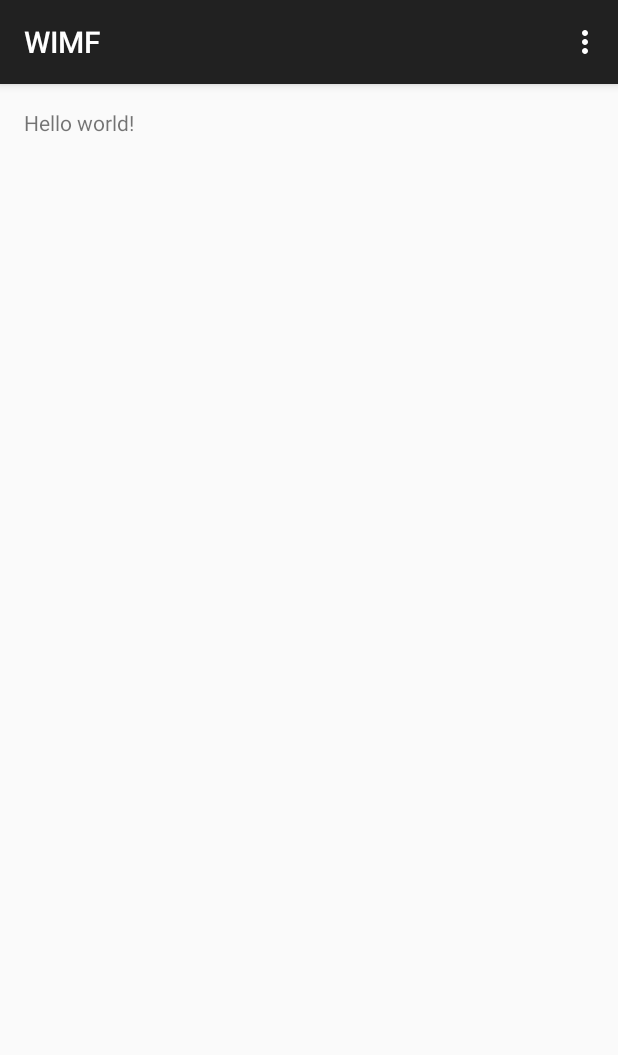
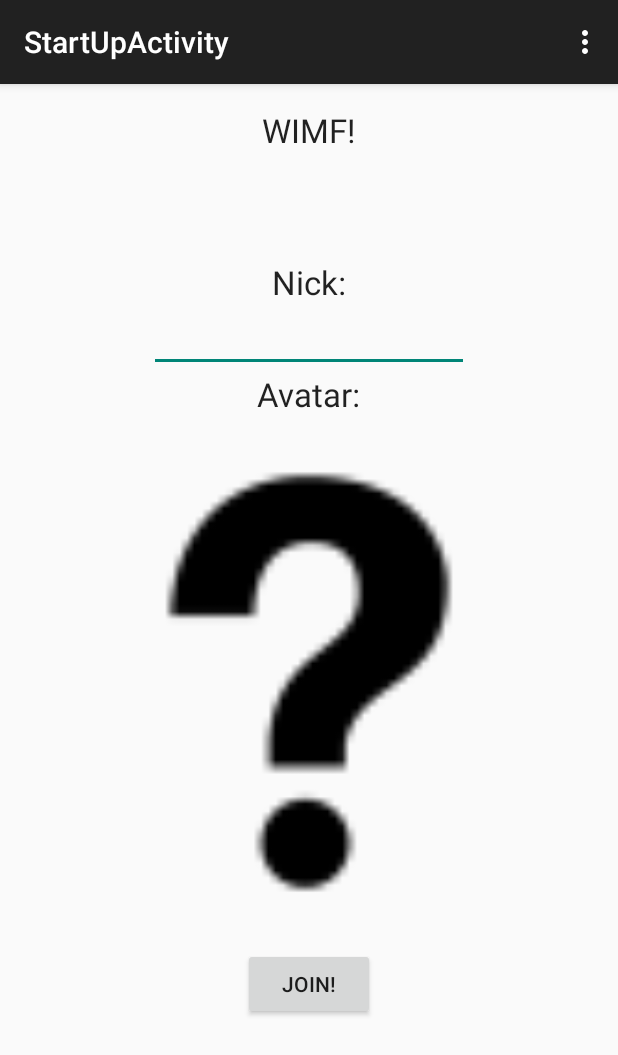
Before and after one commit to loganek/wimf, an Android app: the screen it shows after launch (MainActivity before the commit, StartUpActivity after it), on a phone screen of 412 x 824 dp. Shown: the top 1055 px of the screen. Run offline under Robolectric (Android 15) with nearby library versions, the phone set to English and light mode, and no system bars.

Commit message:
android-client: add startup page

```diff
--- a/src/android-client/app/src/main/AndroidManifest.xml
+++ b/src/android-client/app/src/main/AndroidManifest.xml
@@ -10,6 +10,10 @@
         <activity
             android:name=".MainActivity"
             android:label="@string/app_name" >
+        </activity>
+        <activity
+            android:name=".StartUpActivity"
+            android:label="@string/title_activity_start_up" >
             <intent-filter>
                 <action android:name="android.intent.action.MAIN" />
 
--- /dev/null
+++ b/src/android-client/app/src/main/java/eu/cookandcommit/wimf/wimf/StartUpActivity.java
@@ -0,0 +1,67 @@
+package eu.cookandcommit.wimf.wimf;
+
+import android.app.AlertDialog;
+import android.content.DialogInterface;
+import android.support.v7.app.AppCompatActivity;
+import android.os.Bundle;
+import android.text.TextUtils;
+import android.view.Menu;
+import android.view.MenuItem;
+import android.view.View;
+import android.widget.Button;
+import android.widget.EditText;
+
+public class StartUpActivity extends AppCompatActivity {
+    private EditText nickEditText;
+
+    @Override
+    protected void onCreate(Bundle savedInstanceState) {
+        super.onCreate(savedInstanceState);
+        setContentView(R.layout.activity_start_up);
+
+        nickEditText = (EditText) findViewById(R.id.nickEditText);
+
+        final Button button = (Button) findViewById(R.id.joinButton);
+        button.setOnClickListener(new View.OnClickListener() {
+            public void onClick(View v) {
+                if (TextUtils.isEmpty(nickEditText.getText())) {
+                    new AlertDialog.Builder(StartUpActivity.this)
+                            .setTitle("Invalid nick")
+                            .setMessage("Nick name cannot be empty")
+                            .setPositiveButton(android.R.string.yes, new DialogInterface.OnClickListener() {
+                                @Override
+                                public void onClick(DialogInterface dialog, int which) {
+                                    // do nothing, just close this dialog
+                                }
+                            })
+                            .setIcon(android.R.drawable.ic_dialog_info)
+                            .show()
+                            .setCanceledOnTouchOutside(true);
+                }
+            }
+        });
+
+    }
+
+    @Override
+    public boolean onCreateOptionsMenu(Menu menu) {
+        // Inflate the menu; this adds items to the action bar if it is present.
+        getMenuInflater().inflate(R.menu.menu_start_up, menu);
+        return true;
+    }
+
+    @Override
+    public boolean onOptionsItemSelected(MenuItem item) {
+        // Handle action bar item clicks here. The action bar will
+        // automatically handle clicks on the Home/Up button, so long
+        // as you specify a parent activity in AndroidManifest.xml.
+        int id = item.getItemId();
+
+        //noinspection SimplifiableIfStatement
+        if (id == R.id.action_settings) {
+            return true;
+        }
+
+        return super.onOptionsItemSelected(item);
+    }
+}
--- /dev/null
+++ b/src/android-client/app/src/main/res/layout/activity_start_up.xml
@@ -0,0 +1,71 @@
+<RelativeLayout xmlns:android="http://schemas.android.com/apk/res/android"
+    xmlns:tools="http://schemas.android.com/tools" android:layout_width="match_parent"
+    android:layout_height="match_parent" android:paddingLeft="@dimen/activity_horizontal_margin"
+    android:paddingRight="@dimen/activity_horizontal_margin"
+    android:paddingTop="@dimen/activity_vertical_margin"
+    android:paddingBottom="@dimen/activity_vertical_margin"
+    tools:context="eu.cookandcommit.wimf.wimf.StartUpActivity">
+
+    <LinearLayout
+        android:orientation="vertical"
+        android:layout_width="match_parent"
+        android:layout_height="match_parent">
+
+        <TextView
+            android:layout_width="wrap_content"
+            android:layout_height="wrap_content"
+            android:textAppearance="?android:attr/textAppearanceLarge"
+            android:text="WIMF!"
+            android:id="@+id/textView3"
+            android:layout_gravity="center_horizontal" />
+
+        <TextView
+            android:layout_width="wrap_content"
+            android:layout_height="wrap_content"
+            android:textAppearance="?android:attr/textAppearanceLarge"
+            android:text="Nick:"
+            android:id="@+id/textView"
+            android:layout_alignParentTop="true"
+            android:layout_centerHorizontal="true"
+            android:layout_marginTop="72dp"
+            android:layout_gravity="center_horizontal" />
+
+        <EditText
+            android:layout_width="wrap_content"
+            android:layout_height="wrap_content"
+            android:inputType="text"
+            android:ems="10"
+            android:id="@+id/nickEditText"
+            android:layout_centerHorizontal="true"
+            android:layout_gravity="center_horizontal" />
+
+        <TextView
+            android:layout_width="wrap_content"
+            android:layout_height="wrap_content"
+            android:textAppearance="?android:attr/textAppearanceLarge"
+            android:text="Avatar:"
+            android:id="@+id/textView2"
+            android:layout_centerHorizontal="true"
+            android:layout_gravity="center_horizontal" />
+
+        <ImageView
+            android:layout_width="match_parent"
+            android:layout_height="wrap_content"
+            android:id="@+id/imageView"
+            android:src="@mipmap/anonymous"
+            android:layout_centerHorizontal="true"
+            android:layout_weight="1" />
+
+        <Button
+            android:layout_width="wrap_content"
+            android:layout_height="wrap_content"
+            android:text="Join!"
+            android:id="@+id/joinButton"
+            android:layout_alignParentBottom="true"
+            android:layout_centerHorizontal="true"
+            android:layout_marginBottom="128dp"
+            android:onClick="join_joinButton_click"
+            android:layout_gravity="center_horizontal" />
+    </LinearLayout>
+
+</RelativeLayout>
--- /dev/null
+++ b/src/android-client/app/src/main/res/menu/menu_start_up.xml
@@ -0,0 +1,7 @@
+<menu xmlns:android="http://schemas.android.com/apk/res/android"
+    xmlns:app="http://schemas.android.com/apk/res-auto"
+    xmlns:tools="http://schemas.android.com/tools"
+    tools:context="eu.cookandcommit.wimf.wimf.StartUpActivity">
+    <item android:id="@+id/action_settings" android:title="@string/action_settings"
+        android:orderInCategory="100" app:showAsAction="never" />
+</menu>
--- a/src/android-client/app/src/main/res/values/strings.xml
+++ b/src/android-client/app/src/main/res/values/strings.xml
@@ -3,4 +3,5 @@
 
     <string name="hello_world">Hello world!</string>
     <string name="action_settings">Settings</string>
+    <string name="title_activity_start_up">StartUpActivity</string>
 </resources>
```
Also changed, not shown: src/android-client/app/src/main/anonymous-web.png (added), src/android-client/app/src/main/res/mipmap-hdpi/anonymous.png (added), src/android-client/app/src/main/res/mipmap-mdpi/anonymous.png (added), src/android-client/app/src/main/res/mipmap-xhdpi/anonymous.png (added), src/android-client/app/src/main/res/mipmap-xxhdpi/anonymous.png (added), src/android-client/app/src/main/res/mipmap-xxxhdpi/anonymous.png (added).
